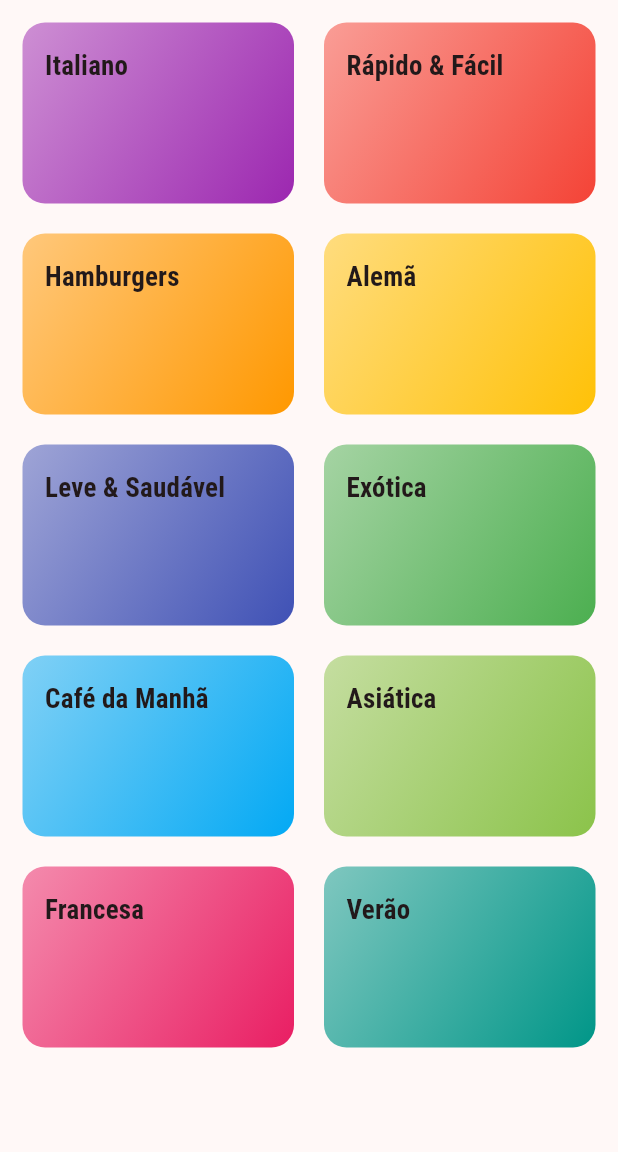
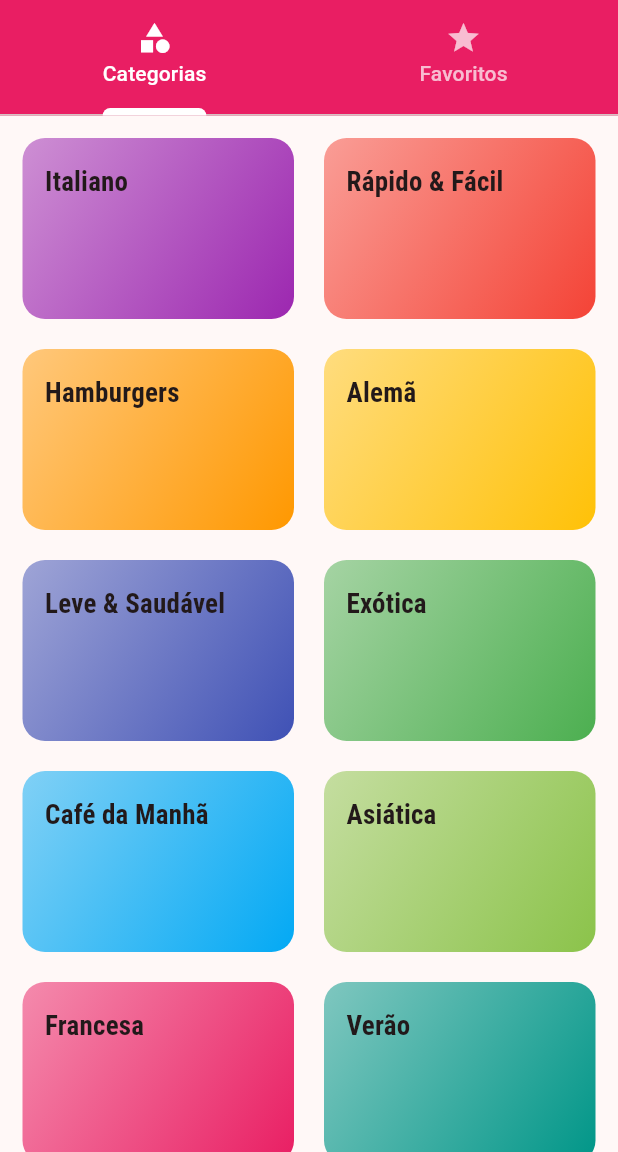
Before and after one commit to cleitonaraujo89/meals, a Flutter app: the screen it shows after launch, on a phone screen of 412 x 824 dp, the part 84-1236 px from its top. Run offline on Flutter 3.47's test engine with Material 3 defaults, Android fonts, the phone set to English and light mode, and no system bars.

Commit message:
Criação das tabs

```diff
--- a/lib/main.dart
+++ b/lib/main.dart
@@ -5,6 +5,7 @@ import 'screens/categories_screen.dart';
 import 'screens/categories_meals_screen.dart';
 import 'screens/meal_detail_screen.dart';
 import 'utils/app_routes.dart';
+import 'screens/tabs_screen.dart';
 
 void main() => runApp(MyApp());
 
@@ -37,7 +38,7 @@ class MyApp extends StatelessWidget {
           )),
       //home: CategoriesScreen(), // puxa direto da rota
       routes: {
-        AppRoutes.HOME: (ctx) => CategoriesScreen(),
+        AppRoutes.HOME: (ctx) => TabsScreen(), // pagina inicial é o controlador de abas
         AppRoutes.CATEGORIES_MEALS: (ctx) => CategoriesMealsScreen(),
         AppRoutes.MEAL_DETAIL: (ctx) => MealDetailScreen(),
       },
--- a/lib/screens/categories_screen.dart
+++ b/lib/screens/categories_screen.dart
@@ -9,11 +9,7 @@ class CategoriesScreen extends StatelessWidget {
 
   @override
   Widget build(BuildContext context) {
-    return Scaffold(
-      appBar: AppBar(
-        title: Text('Vamos Cozinhar?'),
-      ),
-      body: GridView(
+    return GridView(
       padding: EdgeInsets.all(15),
       gridDelegate: const SliverGridDelegateWithMaxCrossAxisExtent(
         maxCrossAxisExtent: 200, // cada item com no max 200px na horizontal
@@ -24,7 +20,6 @@ class CategoriesScreen extends StatelessWidget {
       children: DUMMY_CATEGORIES.map((cat) {
         return CategoryItem(category: cat);
       }).toList(), //gera a lista de categorias da pagina inicial
-      ),
     );
   }
 }
--- /dev/null
+++ b/lib/screens/favorite_screen.dart
@@ -0,0 +1,14 @@
+// ignore_for_file: prefer_const_constructors
+
+import 'package:flutter/material.dart';
+
+class FavoriteScreen extends StatelessWidget {
+  const FavoriteScreen({super.key});
+
+  @override
+  Widget build(BuildContext context) {
+    return Center(
+      child: Text('Minhas Refeições Favoritas'),
+    );
+  }
+}
--- a/lib/screens/meal_detail_screen.dart
+++ b/lib/screens/meal_detail_screen.dart
@@ -4,6 +4,8 @@ import 'package:flutter/material.dart';
 import '../models/meal.dart';
 
 class MealDetailScreen extends StatelessWidget {
+  const MealDetailScreen({super.key});
+
   Widget _createSectionTitle(BuildContext context, String title) {
     return Container(
       margin: EdgeInsets.symmetric(vertical: 10),
--- /dev/null
+++ b/lib/screens/tabs_screen.dart
@@ -0,0 +1,47 @@
+// ignore_for_file: prefer_const_literals_to_create_immutables, prefer_const_constructors
+
+import 'package:flutter/material.dart';
+import 'categories_screen.dart';
+import 'favorite_screen.dart';
+
+class TabsScreen extends StatelessWidget {
+  const TabsScreen({super.key});
+
+  @override
+  Widget build(BuildContext context) {
+    //Controlador de abas
+    return DefaultTabController(
+      length: 2, // indica q serão 2 abas
+      child: Scaffold(
+        appBar: AppBar(
+          title: Text('Vamos Cozinhar?'),
+          //abaixo do titulo a TabBar contendo as 2 abas
+          bottom: TabBar(
+              labelColor: Colors.white, //cor da ativa
+              unselectedLabelColor: Colors.white70, // cor da não ativa
+              indicatorColor: Colors.white, // cor do tracinho
+              //indicatorSize: TabBarIndicatorSize.tab, // outro modelo de traço
+              indicatorWeight: 5, // altura do traço
+              // lista contendo o que sera exibido na tab 1 e 2
+              tabs: [
+                Tab(
+                  icon: Icon(Icons.category),
+                  text: 'Categorias',
+                ),
+                Tab(
+                  icon: Icon(Icons.star),
+                  text: 'Favoritos',
+                )
+              ]),
+        ),
+        // no body temos a lista das telas que serão exibidas em cada aba
+        body: TabBarView(
+          children: [
+            CategoriesScreen(),
+            FavoriteScreen(),
+          ],
+        ),
+      ),
+    );
+  }
+}
```
Lines whose indentation alone changed are shown as unchanged.
